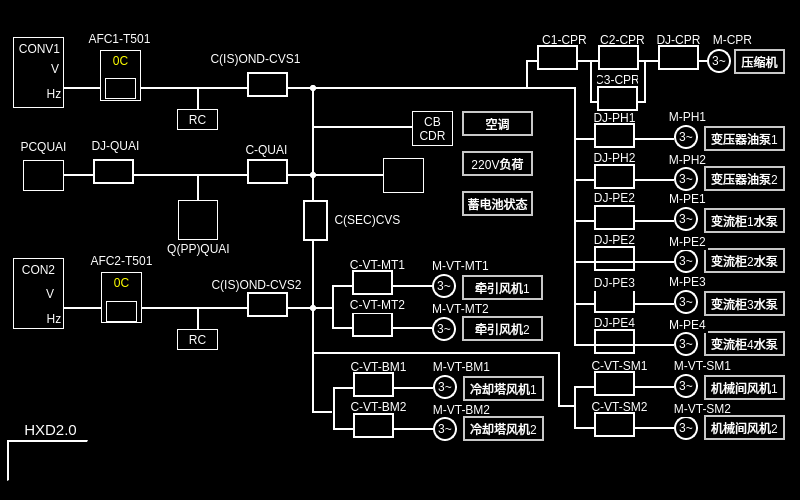
Old version of the form devicedatasiv.ui in the repository isliulin/Plan85HMI.
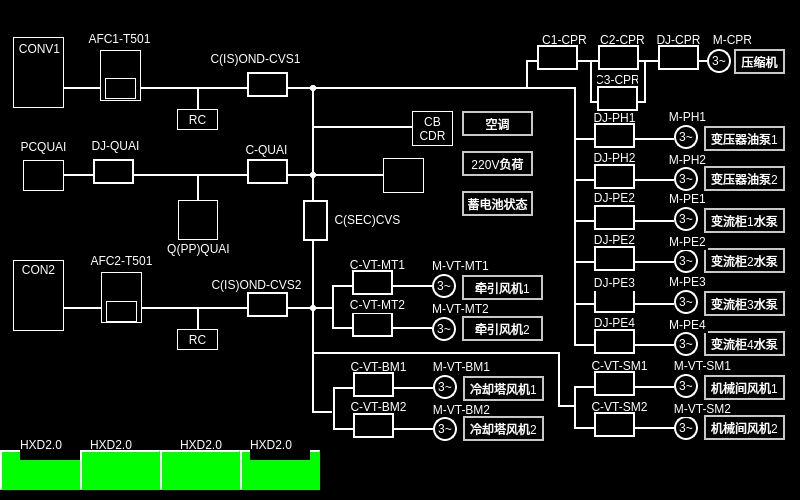
New version of the form. Icons and pictures are not drawn.

The edit to the form file:
```diff
--- a/devicedatasiv.ui
+++ b/devicedatasiv.ui
@@ -811,7 +811,7 @@
 color: rgb(255, 255, 0);</string>
    </property>
    <property name="text">
-    <string>0C</string>
+    <string/>
    </property>
    <property name="alignment">
     <set>Qt::AlignHCenter|Qt::AlignTop</set>
@@ -993,33 +993,6 @@
     <string/>
    </property>
   </widget>
-  <widget class="QLabel" name="LBL_Train1Num">
-   <property name="geometry">
-    <rect>
-     <x>20</x>
-     <y>420</y>
-     <width>61</width>
-     <height>20</height>
-    </rect>
-   </property>
-   <property name="maximumSize">
-    <size>
-     <width>16777215</width>
-     <height>16777212</height>
-    </size>
-   </property>
-   <property name="styleSheet">
-    <string notr="true">font:15px;
-color:rgb(255,255,255);
-border:0px;</string>
-   </property>
-   <property name="text">
-    <string>HXD2.0</string>
-   </property>
-   <property name="alignment">
-    <set>Qt::AlignCenter</set>
-   </property>
-  </widget>
   <widget class="QLabel" name="LBL_Tip_17">
    <property name="geometry">
     <rect>
@@ -1153,7 +1126,7 @@
    <property name="geometry">
     <rect>
      <x>13</x>
-     <y>258</y>
+     <y>260</y>
      <width>51</width>
      <height>71</height>
     </rect>
@@ -1500,7 +1473,7 @@
     <set>Qt::AlignCenter</set>
    </property>
   </widget>
-  <widget class="QLabel" name="LBL_Tip_5">
+  <widget class="QLabel" name="LBL_QUAI">
    <property name="geometry">
     <rect>
      <x>236</x>
@@ -2044,30 +2017,6 @@
     <set>Qt::AlignCenter</set>
    </property>
   </widget>
-  <widget class="QPushButton" name="BTN_Train1">
-   <property name="geometry">
-    <rect>
-     <x>7</x>
-     <y>440</y>
-     <width>81</width>
-     <height>41</height>
-    </rect>
-   </property>
-   <property name="focusPolicy">
-    <enum>Qt::NoFocus</enum>
-   </property>
-   <property name="whatsThis">
-    <string>0</string>
-   </property>
-   <property name="styleSheet">
-    <string notr="true">background-color:black;
-border-image: url(:/images/images/TrainLogo.png);
-</string>
-   </property>
-   <property name="text">
-    <string/>
-   </property>
-  </widget>
   <widget class="QLabel" name="LINE_2">
    <property name="geometry">
     <rect>
@@ -2220,8 +2169,7 @@
     </rect>
    </property>
    <property name="styleSheet">
-    <string notr="true">border-image: url(:/images/images/zhuduanduankai.png);
-</string>
+    <string notr="true"/>
    </property>
    <property name="text">
     <string/>
@@ -2375,7 +2323,7 @@
 color: rgb(255, 255, 0);</string>
    </property>
    <property name="text">
-    <string>0C</string>
+    <string/>
    </property>
    <property name="alignment">
     <set>Qt::AlignHCenter|Qt::AlignTop</set>
@@ -2658,63 +2606,6 @@
     <string/>
    </property>
   </widget>
-  <widget class="QLabel" name="LBL_Tip_40">
-   <property name="geometry">
-    <rect>
-     <x>50</x>
-     <y>60</y>
-     <width>10</width>
-     <height>17</height>
-    </rect>
-   </property>
-   <property name="styleSheet">
-    <string notr="true">border:0px;</string>
-   </property>
-   <property name="text">
-    <string>V</string>
-   </property>
-   <property name="alignment">
-    <set>Qt::AlignCenter</set>
-   </property>
-  </widget>
-  <widget class="QLabel" name="LBL_Tip_41">
-   <property name="geometry">
-    <rect>
-     <x>45</x>
-     <y>85</y>
-     <width>18</width>
-     <height>17</height>
-    </rect>
-   </property>
-   <property name="styleSheet">
-    <string notr="true">border:0px;</string>
-   </property>
-   <property name="text">
-    <string>Hz</string>
-   </property>
-   <property name="alignment">
-    <set>Qt::AlignCenter</set>
-   </property>
-  </widget>
-  <widget class="QLabel" name="LBL_HZ2_2">
-   <property name="geometry">
-    <rect>
-     <x>15</x>
-     <y>85</y>
-     <width>30</width>
-     <height>17</height>
-    </rect>
-   </property>
-   <property name="styleSheet">
-    <string notr="true">border:0px;</string>
-   </property>
-   <property name="text">
-    <string/>
-   </property>
-   <property name="alignment">
-    <set>Qt::AlignCenter</set>
-   </property>
-  </widget>
   <widget class="QLabel" name="LBL_V1">
    <property name="geometry">
     <rect>
@@ -2734,80 +2625,136 @@
     <set>Qt::AlignCenter</set>
    </property>
   </widget>
-  <widget class="QLabel" name="LBL_V2">
+  <widget class="QPushButton" name="btnTrain1">
    <property name="geometry">
     <rect>
-     <x>15</x>
-     <y>285</y>
-     <width>30</width>
-     <height>17</height>
+     <x>0</x>
+     <y>450</y>
+     <width>80</width>
+     <height>40</height>
     </rect>
    </property>
    <property name="styleSheet">
-    <string notr="true">border:0px;</string>
+    <string notr="true">border-image: url(:/images/images/TrainLogo.png);</string>
    </property>
    <property name="text">
     <string/>
    </property>
-   <property name="alignment">
-    <set>Qt::AlignCenter</set>
+  </widget>
+  <widget class="QLabel" name="labelTrain3">
+   <property name="geometry">
+    <rect>
+     <x>180</x>
+     <y>430</y>
+     <width>60</width>
+     <height>30</height>
+    </rect>
    </property>
+   <property name="styleSheet">
+    <string notr="true">border:0px;
+color:white;</string>
+   </property>
+   <property name="text">
+    <string>HXD2.0</string>
+   </property>
   </widget>
-  <widget class="QLabel" name="LBL_Tip_45">
+  <widget class="QPushButton" name="btnTrain3">
    <property name="geometry">
     <rect>
-     <x>45</x>
-     <y>310</y>
-     <width>18</width>
-     <height>17</height>
+     <x>160</x>
+     <y>450</y>
+     <width>80</width>
+     <height>40</height>
     </rect>
    </property>
    <property name="styleSheet">
-    <string notr="true">border:0px;</string>
+    <string notr="true">border-image: url(:/images/images/TrainLogo.png);</string>
    </property>
    <property name="text">
-    <string>Hz</string>
+    <string/>
    </property>
-   <property name="alignment">
-    <set>Qt::AlignCenter</set>
+  </widget>
+  <widget class="QLabel" name="labelTrain1">
+   <property name="geometry">
+    <rect>
+     <x>20</x>
+     <y>430</y>
+     <width>60</width>
+     <height>30</height>
+    </rect>
    </property>
+   <property name="styleSheet">
+    <string notr="true">border:0px;
+color:white;</string>
+   </property>
+   <property name="text">
+    <string>HXD2.0</string>
+   </property>
   </widget>
-  <widget class="QLabel" name="LBL_Tip_46">
+  <widget class="QPushButton" name="btnTrain4">
    <property name="geometry">
     <rect>
-     <x>45</x>
-     <y>285</y>
-     <width>10</width>
-     <height>17</height>
+     <x>240</x>
+     <y>450</y>
+     <width>80</width>
+     <height>40</height>
     </rect>
    </property>
    <property name="styleSheet">
-    <string notr="true">border:0px;</string>
+    <string notr="true">border-image: url(:/images/images/TrainLogo-reverse.png);</string>
    </property>
    <property name="text">
-    <string>V</string>
+    <string/>
    </property>
-   <property name="alignment">
-    <set>Qt::AlignCenter</set>
+  </widget>
+  <widget class="QLabel" name="labelTrain2">
+   <property name="geometry">
+    <rect>
+     <x>90</x>
+     <y>430</y>
+     <width>60</width>
+     <height>30</height>
+    </rect>
    </property>
+   <property name="styleSheet">
+    <string notr="true">color:white;
+border:0px;</string>
+   </property>
+   <property name="text">
+    <string>HXD2.0</string>
+   </property>
   </widget>
-  <widget class="QLabel" name="LBL_HZ2">
+  <widget class="QLabel" name="labelTrain4">
    <property name="geometry">
     <rect>
-     <x>15</x>
-     <y>310</y>
-     <width>30</width>
-     <height>17</height>
+     <x>250</x>
+     <y>430</y>
+     <width>60</width>
+     <height>30</height>
     </rect>
    </property>
    <property name="styleSheet">
-    <string notr="true">border:0px;</string>
+    <string notr="true">color:white;
+border:0px;</string>
    </property>
    <property name="text">
-    <string/>
+    <string>HXD2.0</string>
    </property>
-   <property name="alignment">
-    <set>Qt::AlignCenter</set>
+  </widget>
+  <widget class="QPushButton" name="btnTrain2">
+   <property name="geometry">
+    <rect>
+     <x>80</x>
+     <y>450</y>
+     <width>80</width>
+     <height>40</height>
+    </rect>
+   </property>
+   <property name="styleSheet">
+    <string notr="true">border-image: url(:/images/images/TrainLogo-reverse.png);</string>
+   </property>
+   <property name="text">
+    <string/>
    </property>
   </widget>
   <zorder>LINE_7</zorder>
@@ -2843,7 +2790,6 @@
   <zorder>LBL_M_BM1</zorder>
   <zorder>LINE_15</zorder>
   <zorder>LBL_3</zorder>
-  <zorder>LBL_PE2</zorder>
   <zorder>LBL_CBCDR</zorder>
   <zorder>LBL_Tip_14</zorder>
   <zorder>LBL_AFC1</zorder>
@@ -2857,7 +2803,6 @@
   <zorder>LBL_C_BM1</zorder>
   <zorder>LINE_35</zorder>
   <zorder>LINE_27</zorder>
-  <zorder>LBL_Train1Num</zorder>
   <zorder>LBL_Tip_17</zorder>
   <zorder>LINE_14</zorder>
   <zorder>LBL_Tip_32</zorder>
@@ -2882,7 +2827,7 @@
   <zorder>LINE_25</zorder>
   <zorder>LBL_PE3</zorder>
   <zorder>LBL_6</zorder>
-  <zorder>LBL_Tip_5</zorder>
+  <zorder>LBL_QUAI</zorder>
   <zorder>LBL_13</zorder>
   <zorder>LBL_15</zorder>
   <zorder>LINE_33</zorder>
@@ -2896,7 +2841,6 @@
   <zorder>LBL_M_SM2</zorder>
   <zorder>LBL_Tip_30</zorder>
   <zorder>LINE_3</zorder>
-  <zorder>LBL_PE4</zorder>
   <zorder>LBL_Tip_18</zorder>
   <zorder>LBL_Tip_22</zorder>
   <zorder>LINE_16</zorder>
@@ -2909,7 +2853,6 @@
   <zorder>LBL_Tip_7</zorder>
   <zorder>LINE_18</zorder>
   <zorder>LBL_Tip_39</zorder>
-  <zorder>BTN_Train1</zorder>
   <zorder>LINE_2</zorder>
   <zorder>LBL_Tip</zorder>
   <zorder>LBL_M_SM1</zorder>
@@ -2940,14 +2883,7 @@
   <zorder>LBL_Tip_29</zorder>
   <zorder>LINE_20</zorder>
   <zorder>LBL_MVB_64</zorder>
-  <zorder>LBL_Tip_40</zorder>
-  <zorder>LBL_Tip_41</zorder>
-  <zorder>LBL_HZ2_2</zorder>
   <zorder>LBL_V1</zorder>
-  <zorder>LBL_V2</zorder>
-  <zorder>LBL_Tip_45</zorder>
-  <zorder>LBL_Tip_46</zorder>
-  <zorder>LBL_HZ2</zorder>
   <zorder>LBL_C3_CPR</zorder>
   <zorder>LBL_C2_CPR</zorder>
   <zorder>LBL_C_QUAI</zorder>
@@ -2959,6 +2895,16 @@
   <zorder>LBL_C_SM1</zorder>
   <zorder>LBL_C_SM2</zorder>
   <zorder>LBL_C1_CPR</zorder>
+  <zorder>btnTrain1</zorder>
+  <zorder>labelTrain3</zorder>
+  <zorder>btnTrain3</zorder>
+  <zorder>labelTrain1</zorder>
+  <zorder>btnTrain4</zorder>
+  <zorder>labelTrain2</zorder>
+  <zorder>labelTrain4</zorder>
+  <zorder>btnTrain2</zorder>
+  <zorder>LBL_PE2</zorder>
+  <zorder>LBL_PE4</zorder>
  </widget>
  <resources/>
  <connections/>
```
